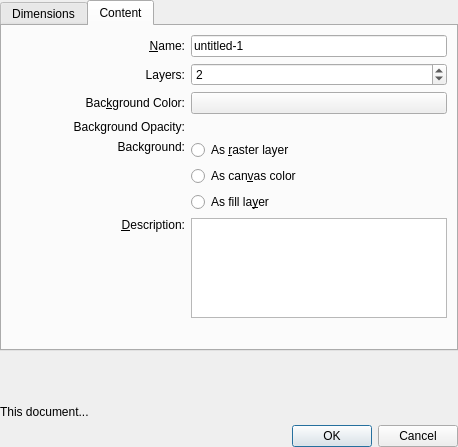
Above: libs/ui/forms/wdgnewimage.ui from KDE/krita before the change. Below: the same form after it.
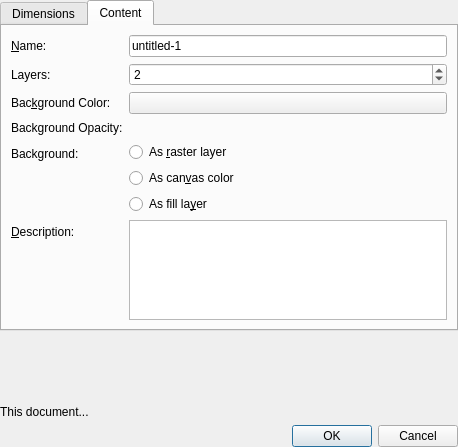
That is the form after the change. The open tabs and pages were chosen to show the change. Custom widgets are drawn as their Qt base class.

Commit message: WdgNewImage: fix ordering and tabbing of the Content tab

Patch:
```diff
--- a/libs/ui/forms/wdgnewimage.ui
+++ b/libs/ui/forms/wdgnewimage.ui
@@ -423,31 +423,41 @@
       <attribute name="title">
        <string>Content</string>
       </attribute>
-      <layout class="QGridLayout" name="gridLayout_2">
-       <item row="1" column="1">
+      <layout class="QFormLayout" name="formLayout">
+       <item row="0" column="0">
+        <widget class="QLabel" name="lblName">
+         <property name="text">
+          <string>&amp;Name:</string>
+         </property>
+         <property name="buddy">
+          <cstring>txtName</cstring>
+         </property>
+        </widget>
+       </item>
+       <item row="0" column="1">
+        <widget class="QLineEdit" name="txtName">
+         <property name="sizePolicy">
+          <sizepolicy hsizetype="Preferred" vsizetype="Fixed">
+           <horstretch>0</horstretch>
+           <verstretch>0</verstretch>
+          </sizepolicy>
+         </property>
+         <property name="toolTip">
+          <string/>
+         </property>
+         <property name="text">
+          <string>untitled-1</string>
+         </property>
+        </widget>
+       </item>
+       <item row="1" column="0">
         <widget class="QLabel" name="label_4">
          <property name="text">
           <string>Layers:</string>
          </property>
-         <property name="alignment">
-          <set>Qt::AlignRight|Qt::AlignTrailing|Qt::AlignVCenter</set>
-         </property>
         </widget>
        </item>
-       <item row="3" column="1">
-        <widget class="QLabel" name="lblOpacity">
-         <property name="text">
-          <string>Background Opacity:</string>
-         </property>
-         <property name="alignment">
-          <set>Qt::AlignRight|Qt::AlignTrailing|Qt::AlignVCenter</set>
-         </property>
-         <property name="buddy">
-          <cstring>sliderOpacity</cstring>
-         </property>
-        </widget>
-       </item>
-       <item row="1" column="2">
+       <item row="1" column="1">
         <widget class="KisIntParseSpinBox" name="intNumLayers">
          <property name="sizePolicy">
           <sizepolicy hsizetype="Preferred" vsizetype="Fixed">
@@ -475,59 +485,56 @@
          </property>
         </widget>
        </item>
-       <item row="2" column="1">
+       <item row="2" column="0">
         <widget class="QLabel" name="lblColor">
          <property name="text">
           <string>Bac&amp;kground Color:</string>
          </property>
-         <property name="alignment">
-          <set>Qt::AlignRight|Qt::AlignTrailing|Qt::AlignVCenter</set>
-         </property>
          <property name="buddy">
           <cstring>cmbColor</cstring>
          </property>
         </widget>
        </item>
-       <item row="4" column="1">
+       <item row="2" column="1">
+        <widget class="KisColorButton" name="cmbColor">
+         <property name="sizePolicy">
+          <sizepolicy hsizetype="Preferred" vsizetype="Fixed">
+           <horstretch>0</horstretch>
+           <verstretch>0</verstretch>
+          </sizepolicy>
+         </property>
+         <property name="minimumSize">
+          <size>
+           <width>50</width>
+           <height>0</height>
+          </size>
+         </property>
+         <property name="toolTip">
+          <string/>
+         </property>
+        </widget>
+       </item>
+       <item row="3" column="0">
+        <widget class="QLabel" name="lblOpacity">
+         <property name="text">
+          <string>Background Opacity:</string>
+         </property>
+         <property name="buddy">
+          <cstring>sliderOpacity</cstring>
+         </property>
+        </widget>
+       </item>
+       <item row="3" column="1">
+        <widget class="KisDoubleSliderSpinBox" name="sliderOpacity" native="true"/>
+       </item>
+       <item row="4" column="0">
         <widget class="QLabel" name="lblBackgroundStyle">
          <property name="text">
           <string>Background:</string>
          </property>
-         <property name="alignment">
-          <set>Qt::AlignRight|Qt::AlignTop|Qt::AlignTrailing</set>
-         </property>
         </widget>
        </item>
-       <item row="5" column="1">
-        <widget class="QLabel" name="lblDescription">
-         <property name="text">
-          <string>&amp;Description:</string>
-         </property>
-         <property name="alignment">
-          <set>Qt::AlignRight|Qt::AlignTop|Qt::AlignTrailing</set>
-         </property>
-         <property name="buddy">
-          <cstring>txtDescription</cstring>
-         </property>
-        </widget>
-       </item>
-       <item row="5" column="2">
-        <widget class="QTextEdit" name="txtDescription">
-         <property name="sizePolicy">
-          <sizepolicy hsizetype="Preferred" vsizetype="Expanding">
-           <horstretch>0</horstretch>
-           <verstretch>0</verstretch>
-          </sizepolicy>
-         </property>
-         <property name="maximumSize">
-          <size>
-           <width>16777215</width>
-           <height>100</height>
-          </size>
-         </property>
-        </widget>
-       </item>
-       <item row="4" column="2">
+       <item row="4" column="1">
         <layout class="QVBoxLayout" name="verticalLayout_3">
          <item>
           <widget class="QRadioButton" name="radioBackgroundAsRaster">
@@ -579,91 +586,29 @@
          </item>
         </layout>
        </item>
-       <item row="2" column="2">
-        <widget class="KisColorButton" name="cmbColor">
-         <property name="sizePolicy">
-          <sizepolicy hsizetype="Preferred" vsizetype="Fixed">
-           <horstretch>0</horstretch>
-           <verstretch>0</verstretch>
-          </sizepolicy>
-         </property>
-         <property name="minimumSize">
-          <size>
-           <width>50</width>
-           <height>0</height>
-          </size>
-         </property>
-         <property name="toolTip">
-          <string/>
-         </property>
-        </widget>
-       </item>
-       <item row="3" column="2">
-        <widget class="QFrame" name="opacityPanel">
-         <property name="frameShape">
-          <enum>QFrame::NoFrame</enum>
-         </property>
-         <property name="frameShadow">
-          <enum>QFrame::Plain</enum>
-         </property>
-         <layout class="QHBoxLayout" name="_2">
-          <property name="leftMargin">
-           <number>0</number>
-          </property>
-          <property name="topMargin">
-           <number>0</number>
-          </property>
-          <property name="rightMargin">
-           <number>0</number>
-          </property>
-          <property name="bottomMargin">
-           <number>0</number>
-          </property>
-          <item>
-           <widget class="KisDoubleSliderSpinBox" name="sliderOpacity" native="true"/>
-          </item>
-         </layout>
-        </widget>
-       </item>
-       <item row="6" column="2">
-        <spacer name="verticalSpacer_2">
-         <property name="orientation">
-          <enum>Qt::Vertical</enum>
-         </property>
-         <property name="sizeHint" stdset="0">
-          <size>
-           <width>20</width>
-           <height>20</height>
-          </size>
-         </property>
-        </spacer>
-       </item>
-       <item row="0" column="1">
-        <widget class="QLabel" name="lblName">
+       <item row="5" column="0">
+        <widget class="QLabel" name="lblDescription">
          <property name="text">
-          <string>&amp;Name:</string>
-         </property>
-         <property name="alignment">
-          <set>Qt::AlignRight|Qt::AlignTrailing|Qt::AlignVCenter</set>
+          <string>&amp;Description:</string>
          </property>
          <property name="buddy">
           <cstring>txtName</cstring>
          </property>
         </widget>
        </item>
-       <item row="0" column="2">
-        <widget class="QLineEdit" name="txtName">
+       <item row="5" column="1">
+        <widget class="QTextEdit" name="txtDescription">
          <property name="sizePolicy">
-          <sizepolicy hsizetype="Preferred" vsizetype="Fixed">
+          <sizepolicy hsizetype="Preferred" vsizetype="Expanding">
            <horstretch>0</horstretch>
            <verstretch>0</verstretch>
           </sizepolicy>
          </property>
-         <property name="toolTip">
-          <string/>
-         </property>
-         <property name="text">
-          <string>untitled-1</string>
+         <property name="maximumSize">
+          <size>
+           <width>16777215</width>
+           <height>100</height>
+          </size>
          </property>
         </widget>
        </item>
```
Left out of the diff: 4 changed lines with no effect on the pictures.
